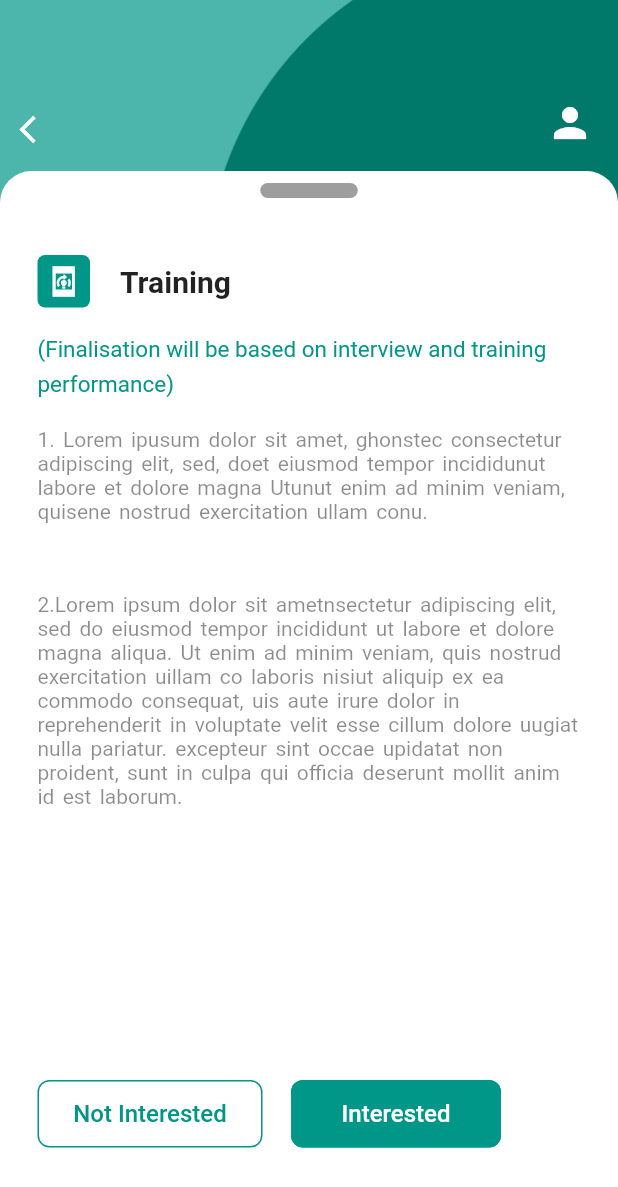
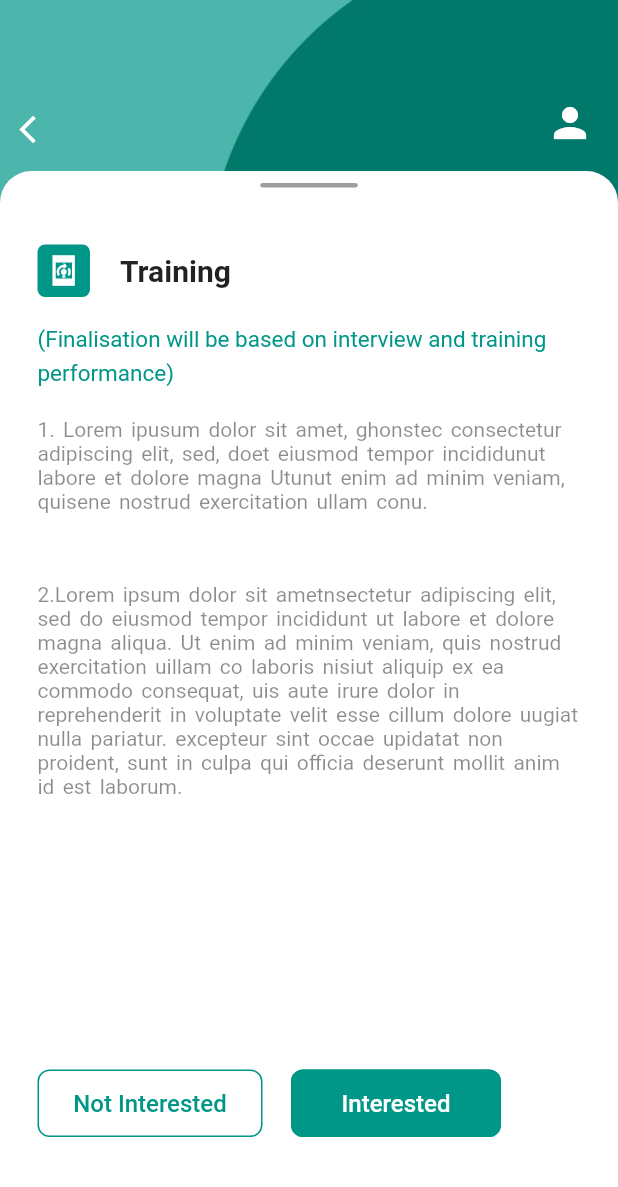
Before and after one commit to Kavya14789/Voltage, a Flutter app: the Training screen opened directly, on a phone screen of 412 x 824 dp. Shown: the top 1187 px of the screen. Run offline on Flutter 3.47's test engine with Material 2 defaults, Android fonts, the phone set to English and light mode, and no system bars.

Commit message:
committed height

```diff
--- a/voltage/lib/Training.dart
+++ b/voltage/lib/Training.dart
@@ -98,7 +98,7 @@ class _TrainingState extends State<Training> {
                               padding: const EdgeInsets.all(8.0),
                               child: Container(
                                 width: 65,
-                                height: 10,
+                                height: 3,
                                 decoration: BoxDecoration(
                                     color: Colors.grey,
                                     borderRadius: BorderRadius.only(
```
